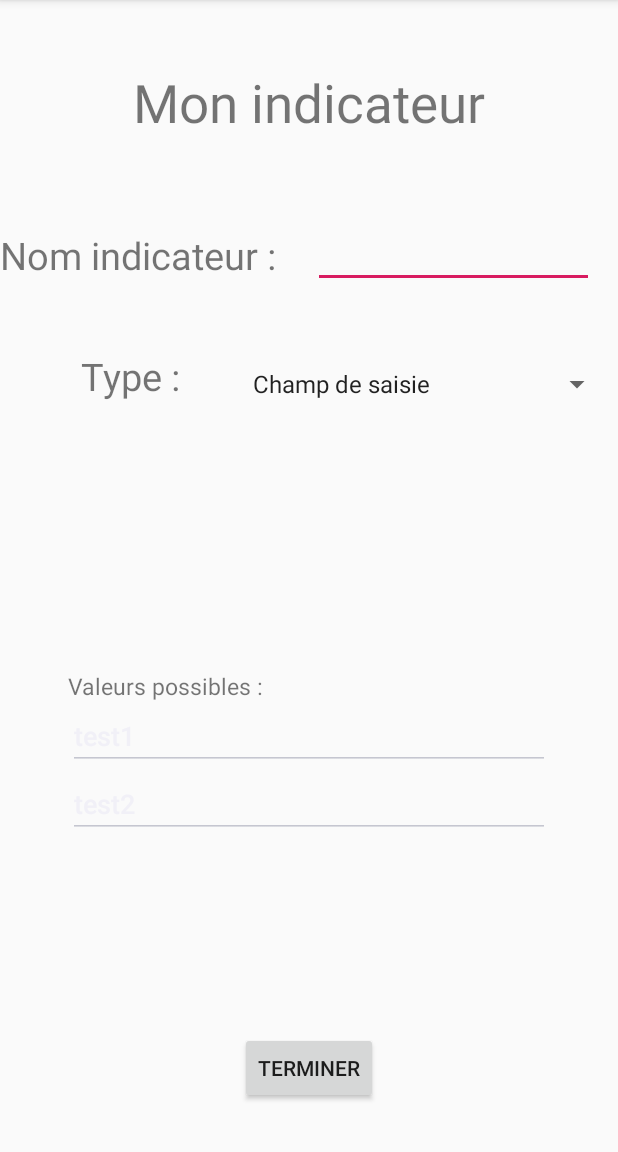
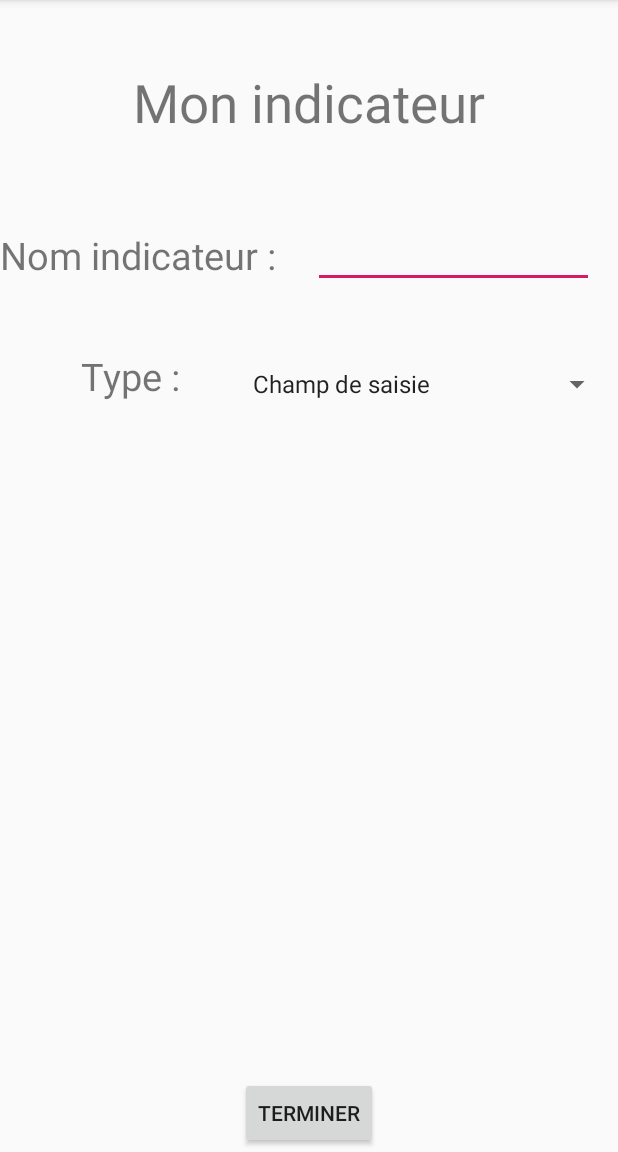
Before and after one commit to SabreNicolas/ANDROID, an Android app: the addIndicateur screen opened directly, with no data from a screen before it, after a tap on "TERMINER", on a phone screen of 412 x 824 dp, the part 84-1236 px from its top. Run offline under Robolectric (Android 15) with nearby library versions, the phone set to English and light mode, and no system bars; 1 statement that could not run was skipped.

Commit message:
add indicateur V1

```diff
--- a/app/src/main/java/com/example/mylife/addIndicateur.java
+++ b/app/src/main/java/com/example/mylife/addIndicateur.java
@@ -2,31 +2,38 @@ package com.example.mylife;
 
 import androidx.appcompat.app.AppCompatActivity;
 
+import android.content.Intent;
 import android.os.Bundle;
+import android.util.Log;
 import android.view.Menu;
+import android.view.MenuItem;
 import android.view.View;
 import android.widget.AdapterView;
+import android.widget.ArrayAdapter;
 import android.widget.Button;
 import android.widget.EditText;
 import android.widget.LinearLayout;
 import android.widget.ScrollView;
 import android.widget.Spinner;
 import android.widget.TextView;
+import android.widget.Toast;
 
+import org.json.JSONException;
 import org.json.JSONObject;
 
 import classBDD.Indicateur;
 import classBDD.User;
 
-public class addIndicateur extends AppCompatActivity implements View.OnClickListener {
+public class addIndicateur extends AppCompatActivity implements View.OnClickListener, AdapterView.OnItemSelectedListener {
 
     private static final String CAT = "IME";
     private EditText editTextName;
     private Spinner selectType;
     private Button btnTerminer;
-    private TextView tv;
     private Spinner nbValues;
-    private ScrollView ScrollView;
+    private LinearLayout zoneAddNbValues;
+    private LinearLayout zoneAddValues;
+    private Integer nbVal = 0;
     private User user;
     private Indicateur indicateur;
     private String valueInit;
@@ -42,11 +49,10 @@ public class addIndicateur extends AppCompatActivity implements View.OnClickList
 
         editTextName = findViewById(R.id.Indicateur);
         editTextName.setOnClickListener(this);
-        tv = findViewById(R.id.nbValues);
-        ScrollView = findViewById(R.id.ScrollViewValues);
-        nbValues = findViewById(R.id.values);
         selectType = findViewById(R.id.SpinnerTypeIndicateur);
-
+        selectType.setOnItemSelectedListener(this);
+        zoneAddNbValues = (LinearLayout) findViewById(R.id.dynamicNbValues);
+        zoneAddValues = (LinearLayout) findViewById(R.id.dynamicValues);
         btnTerminer = findViewById(R.id.buttonTerminerAddIndicateur);
         btnTerminer.setOnClickListener(this);
 
@@ -59,76 +65,6 @@ public class addIndicateur extends AppCompatActivity implements View.OnClickList
         }
     }
 
-    //TODO pas mettre en dur le 2e select, le générer à la volée
-    @Override
-    public void onResume() {
-        super.onResume();
-        selectType.setOnItemSelectedListener(new AdapterView.OnItemSelectedListener()
-        {
-            public void onItemSelected(AdapterView<?> parent, View view, int position, long id)
-            {
-                String selectedItem = parent.getItemAtPosition(position).toString();
-                if(selectedItem.equals("Case à cocher") || selectedItem.equals("Menu déroulant"))
-                {
-                    nbValues.setVisibility(View.VISIBLE);
-                    tv.setVisibility(View.VISIBLE);
-                }
-                else {
-                    nbValues.setVisibility(View.INVISIBLE);
-                    tv.setVisibility(View.INVISIBLE);
-                }
-            } // to close the onItemSelected
-            public void onNothingSelected(AdapterView<?> parent)
-            {
-                System.out.println("rien n'est selectionné ...");
-                nbValues.setVisibility(View.INVISIBLE);
-                tv.setVisibility(View.INVISIBLE);
-            }
-        });
-
-        nbValues.setOnItemSelectedListener(new AdapterView.OnItemSelectedListener()
-        {
-            public void onItemSelected(AdapterView<?> parent, View view, int position, long id)
-            {
-                System.out.println("click");
-                String selectedItem = parent.getItemAtPosition(position).toString();
-                Integer nbVal = Integer.parseInt(selectedItem);
-                LinearLayout ll = (LinearLayout) findViewById(R.id.dynamic);
-
-                // TODO car 2 est selectionné de base et supprimer les lignes en trop
-                // exemple : 5 puis 2, il ajoute 2 aux 5 déjà présentes => vider d'abord la scroll view ?
-                /*if(nbVal == 2){
-                    sv.setVisibility(View.INVISIBLE);
-                    for (int i=1; i<=nbVal; i++){
-                        EditText edit = new EditText(getApplicationContext());
-                        edit.setId(R.id.values+i);
-                        ll.addView(edit);
-                        EditText editUpdate = findViewById(R.id.values+i);
-                        editUpdate.setText("test"+i);
-                    }
-                }*/
-
-
-                ScrollView.setVisibility(View.VISIBLE);
-                for (int i=1; i<=nbVal; i++){
-                    EditText edit = new EditText(getApplicationContext());
-                    edit.setId(R.id.values+i);
-                    ll.addView(edit);
-                    EditText editUpdate = findViewById(R.id.values+i);
-                    editUpdate.setText("test"+i);
-                }
-
-                //else sv.setVisibility(View.INVISIBLE);
-            } // to close the onItemSelected
-            public void onNothingSelected(AdapterView<?> parent)
-            {
-                System.out.println("rien n'est selectionné ...");
-                ScrollView.setVisibility(View.INVISIBLE);
-            }
-        });
-    }
-
-
     @Override
     public boolean onCreateOptionsMenu(Menu menu) {
         // affichage des boutons du menu
@@ -137,15 +73,137 @@ public class addIndicateur extends AppCompatActivity implements View.OnClickList
     }
 
     @Override
+    public boolean onOptionsItemSelected(MenuItem item) {
+        int id = item.getItemId();
+        switch(id) {
+            case R.id.action_historique :
+                // affiche de l'activité historique
+                Intent versPrefs = new Intent(this, Calendar.class);
+                startActivity(versPrefs);
+                break;
+            case R.id.addIndicateur :
+                // affiche de l'activité add Indicateur
+                Intent versaddIndicateur = new Intent(this, addIndicateur.class);
+                startActivity(versaddIndicateur);
+                break;
+            case R.id.listIndicateur :
+                // affiche la liste des indicateurs de l'user
+                Intent listIndicateurs= new Intent(this,ListIndicateurs.class);
+                startActivity(listIndicateurs);
+                break;
+            case R.id.addEspace :
+                // affiche de l'activité add Espace
+                Intent versaddEspace = new Intent(this, addEspace.class);
+                startActivity(versaddEspace);
+                break;
+            case R.id.listEspace:
+                // affiche la liste des indicateurs de l'user
+                Intent listEspaces= new Intent(this,ListEspaces.class);
+                startActivity(listEspaces);
+                break;
+            case R.id.action_settings : break;
+            case R.id.action_account : break;
+        }
+        return super.onOptionsItemSelected(item);
+    }
+
+    private void alerter(String s) {
+        Log.i(CAT, s);
+        Toast myToast = Toast.makeText(this, s, Toast.LENGTH_SHORT);
+        myToast.show();
+
+    }
+
+    @Override
     public void onClick(View v) {
+        // méthode appellé lors du click sur editPseudo ou idbutton
         switch (v.getId()) {
-            case R.id.SpinnerTypeIndicateur:
-                //String type = selectType;
+            case R.id.buttonTerminerAddIndicateur:
+                String name = editTextName.getText().toString();
+                if(name.isEmpty()){
+                    alerter("Saisir un nom pour l'espace");
+                    return;
+                }
+
+                String valeurInit ="";
+                for (int i=1; i<=nbVal; i++){
+                    EditText editUpdate = findViewById(R.id.dynamicValues+i);
+                    String value = editUpdate.getText().toString();
+                    if(value.isEmpty()){
+                        alerter("Il y a des valeurs vides");
+                        return;
+                    }
+                    else{
+                        valeurInit = valeurInit + editUpdate.getText() + ";";
+                    }
+                }
+
+                System.out.println("ajout d'un indicateur avec valeur init = " +valeurInit);
+                alerter(valeurInit);
+
+                /*addIndicateur.JSONAsyncTask jsAT = new addIndicateur().JSONAsyncTask();
+
+                if(this.indicateur == null){
+                    this.httpType = "POST";
+                    this.reqBody = null;
+                    jsAT.execute("/espaces/?nomEspace=" + name+"&idUser="+ user.getId());
+                }
+                else {
+                    this.httpType = "PUT";
+                    reqBody = new JSONObject();
+                    try {
+                        reqBody.put("nomEspace", name);
+                    } catch (JSONException e) {
+                        e.printStackTrace();
+                    }
+                    jsAT.execute("/espaces/"+espace.getId());
+                }*/
 
                 break;
-            default:
-                System.out.println("cas non prévu");
+            default:    alerter("cas non prévu");
+        }
+    }
+
+    @Override
+    public void onItemSelected(AdapterView<?> parent, View view, int position, long id) {
+        // An item was selected. You can retrieve the selected item using
+        String selectedItem = parent.getItemAtPosition(position).toString();
+
+        if(selectedItem.equals("Case à cocher") || selectedItem.equals("Menu déroulant") || selectedItem.equals("Champ de saisie") || selectedItem.equals("Oui ou Non") || selectedItem.equals("Curseur")){
+            zoneAddNbValues.removeAllViews();
+
+            if(selectedItem.equals("Case à cocher") || selectedItem.equals("Menu déroulant"))
+            {
+                TextView libelleNbValues = new TextView(getApplicationContext());
+                libelleNbValues.setText("Nombre de valeurs possibles :");
+                libelleNbValues.setTextSize(25);
+                zoneAddNbValues.addView(libelleNbValues);
+                nbValues = new Spinner(getApplicationContext());
+                ArrayAdapter<CharSequence> adapter = ArrayAdapter.createFromResource(this, R.array.listNbValues, android.R.layout.simple_spinner_item);
+                adapter.setDropDownViewResource(android.R.layout.simple_spinner_dropdown_item);
+                nbValues.setAdapter(adapter);
+                nbValues.setOnItemSelectedListener(this);
+                zoneAddNbValues.addView(nbValues);
+            }
+            else {
+                zoneAddValues.removeAllViews();
+            }
+        }
+        else{
+            zoneAddValues.removeAllViews();
+            nbVal = Integer.parseInt(selectedItem);
+            for (int i=1; i<=nbVal; i++){
+                EditText edit = new EditText(getApplicationContext());
+                edit.setId(R.id.dynamicValues+i);
+                zoneAddValues.addView(edit);
+            }
         }
 
     }
+
+    @Override
+    public void onNothingSelected(AdapterView<?> parent) {
+        // Another interface callback
+    }
+
 }
--- a/app/src/main/res/layout/activity_add_indicateur.xml
+++ b/app/src/main/res/layout/activity_add_indicateur.xml
@@ -70,57 +70,39 @@
         app:layout_constraintTop_toTopOf="parent"
         app:layout_constraintVertical_bias="0.323" />
 
-    <TextView
-        android:id="@+id/nbValues"
-        android:layout_width="wrap_content"
-        android:layout_height="wrap_content"
-        android:text="@string/nbValues"
-        android:textSize="25dp"
-        android:visibility="invisible"
-        app:layout_constraintBottom_toBottomOf="parent"
+
+    <LinearLayout
+        android:id="@+id/dynamicNbValues"
+        android:layout_width="356dp"
+        android:layout_height="86dp"
+        android:orientation="vertical"
+        app:layout_constraintBottom_toBottomOf="@+id/ScrollViewValues"
         app:layout_constraintEnd_toEndOf="parent"
-        app:layout_constraintHorizontal_bias="0.12"
+        app:layout_constraintHorizontal_bias="0.49"
         app:layout_constraintStart_toStartOf="parent"
-        app:layout_constraintTop_toTopOf="parent"
-        app:layout_constraintVertical_bias="0.436" />
-
-    <Spinner
-        android:id="@+id/values"
-        android:layout_width="74dp"
-        android:layout_height="30dp"
-        android:entries="@array/listNbValues"
-        android:visibility="invisible"
-        app:layout_constraintBottom_toBottomOf="parent"
-        app:layout_constraintEnd_toEndOf="parent"
-        app:layout_constraintHorizontal_bias="0.955"
-        app:layout_constraintStart_toStartOf="parent"
-        app:layout_constraintTop_toTopOf="parent"
-        app:layout_constraintVertical_bias="0.433" />
+        app:layout_constraintTop_toBottomOf="@+id/typeIndicateur"
+        app:layout_constraintVertical_bias="0.161"></LinearLayout>
 
     <ScrollView
         android:id="@+id/ScrollViewValues"
-        android:layout_width="321dp"
-        android:layout_height="222dp"
-        android:visibility="invisible"
+        android:layout_width="356dp"
+        android:layout_height="231dp"
         app:layout_constraintBottom_toTopOf="@+id/buttonTerminerAddIndicateur"
         app:layout_constraintEnd_toEndOf="parent"
+        app:layout_constraintHorizontal_bias="0.49"
         app:layout_constraintStart_toStartOf="parent"
-        app:layout_constraintTop_toBottomOf="@+id/nbValues"
-        app:layout_constraintVertical_bias="0.827">
+        app:layout_constraintTop_toBottomOf="@+id/typeIndicateur"
+        app:layout_constraintVertical_bias="1.0">
 
         <LinearLayout
-            android:id="@+id/dynamic"
+            android:id="@+id/dynamicValues"
             android:layout_width="match_parent"
             android:layout_height="match_parent"
-            android:orientation="vertical">
-
-            <TextView
-                android:id="@+id/libelleValues"
-                android:layout_width="wrap_content"
-                android:layout_height="match_parent"
-                android:text="@string/values"
-                android:textSize="15dp" />
-        </LinearLayout>
+            android:orientation="vertical"
+            app:layout_constraintBottom_toBottomOf="parent"
+            app:layout_constraintEnd_toEndOf="parent"
+            app:layout_constraintStart_toStartOf="parent"
+            app:layout_constraintTop_toBottomOf="@+id/dynamicNbValues"></LinearLayout>
     </ScrollView>
 
     <Button
@@ -132,6 +114,6 @@
         app:layout_constraintEnd_toEndOf="parent"
         app:layout_constraintStart_toStartOf="parent"
         app:layout_constraintTop_toTopOf="parent"
-        app:layout_constraintVertical_bias="0.956" />
+        app:layout_constraintVertical_bias="0.997" />
 
 </androidx.constraintlayout.widget.ConstraintLayout>
```
Also changed, not shown: app/src/main/res/values/ids.xml (+5 -5 lines).
